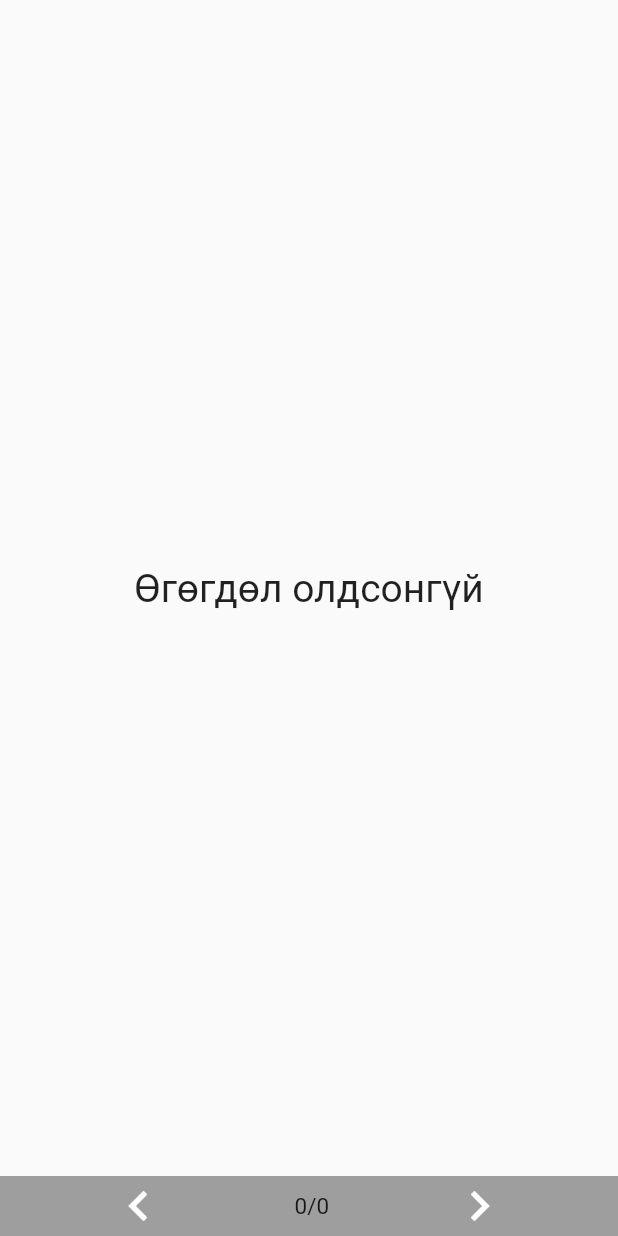
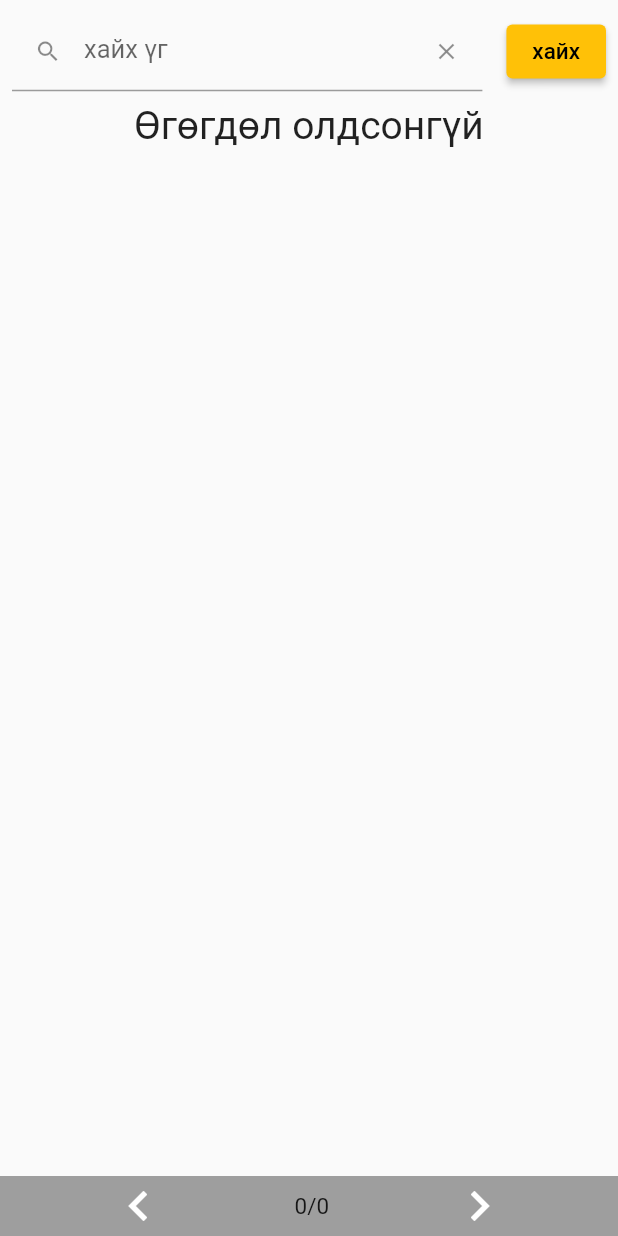
Before and after one commit to Sainkhishig/japanese_n5, a Flutter app: the VocabularyListPage screen opened directly, on a phone screen of 412 x 824 dp. Run offline on Flutter 3.47's test engine with Material 2 defaults, Android fonts, the phone set to English and light mode, and no system bars; our stand-ins replace csv, firebase_database, flutter_hooks, freezed_annotation, hive_flutter, hooks_riverpod and 3 more; missing offline and left inert: adaptive_navigation, excel, flash_card, kana_kit, text_to_speech, translit; accounts and stored records are empty.

Commit message:
search function fix

```diff
--- a/lib/common/search_bar.dart
+++ b/lib/common/search_bar.dart
@@ -15,7 +15,8 @@ class CustomSearchBar extends HookConsumerWidget {
   final String widgetKey;
 
   /// 検索機能
-  final VoidCallback? onSearch;
+  // final String Function() onSearch;
+  late Function(String searchKey)? onSearch;
 
   /// hint
   final String? hintText;
@@ -48,7 +49,8 @@ class CustomSearchBar extends HookConsumerWidget {
                     },
                   ),
                 ),
-                onFieldSubmitted: (_) async => onSearch?.call())),
+                onFieldSubmitted: (_) async =>
+                    onSearch?.call(keywordController.text))),
       ),
       Expanded(
           flex: 1,
@@ -56,7 +58,7 @@ class CustomSearchBar extends HookConsumerWidget {
             padding: const EdgeInsets.all(8.0),
             width: 105,
             child: ElevatedButton(
-              onPressed: () => onSearch?.call(),
+              onPressed: () => onSearch?.call(keywordController.text),
               child: const Text("хайх"),
             ),
           ))
--- a/lib/page/vocabulary/vocabulary_list_page.dart
+++ b/lib/page/vocabulary/vocabulary_list_page.dart
@@ -1,5 +1,6 @@
 import 'package:afen_vocabulary/common/app_function.dart';
 import 'package:afen_vocabulary/common/common_widget.dart';
+import 'package:afen_vocabulary/common/search_bar.dart';
 
 import 'package:afen_vocabulary/hive_db/provider/n5_box_provider.dart';
 import 'package:flutter/material.dart';
@@ -13,7 +14,7 @@ class VocabularyListPage extends HookConsumerWidget {
   VocabularyListPage({Key? key}) : super(key: key);
 
   final trans = Translit();
-
+  final keywordController = TextEditingController();
   @override
   Widget build(BuildContext context, WidgetRef ref) {
     PageController pageController = PageController(
@@ -40,23 +41,37 @@ class VocabularyListPage extends HookConsumerWidget {
     // }
     List<Widget> lsttableServings = [];
     lstVocabul = lstN5db.box.get("N5Words");
-    if (lstVocabul.isNotEmpty) {
-      lsttableServings.add(tabCardBody(lstVocabul, context, controller));
+    var filteredGrammar = lstVocabul;
+    if (controller.state.searchKey.trim().isNotEmpty) {
+      filteredGrammar = lstVocabul
+          .where((element) =>
+              element.word.contains(controller.state.searchKey) ||
+              element.translate.contains(controller.state.searchKey))
+          .toList();
+    }
+
+    if (filteredGrammar.isNotEmpty) {
+      lsttableServings.add(tabCardBody(filteredGrammar, context, controller));
     }
     return Scaffold(
       body: Scaffold(
-        body: lsttableServings.isEmpty
+          body: //Expanded(child: FlashCardListItem(flashcards: flashCard)),
+              Column(children: [
+        CustomSearchBar(onSearch: (searchKey) {
+          controller.setSearchKey(searchKey);
+        }),
+        lsttableServings.isEmpty
             ? showEmptyDataWidget()
-            : //Expanded(child: FlashCardListItem(flashcards: flashCard)),
-
-            PageView(
+            : Expanded(
+                child: PageView(
                   controller: pageController,
                   children: lsttableServings,
                   onPageChanged: (value) {
                     controller.setSelectedIndex(value);
                   },
                 ),
-      ),
+              )
+      ])),
       bottomNavigationBar: Container(
         height: 40,
         color: Colors.grey,
--- a/lib/page/vocabulary/vocabulary_list_page_controller.dart
+++ b/lib/page/vocabulary/vocabulary_list_page_controller.dart
@@ -25,6 +25,10 @@ class VocabularyListPageController extends StateNotifier<VocabularyModel> {
 
   setSelectedIndex(int index) async {
     state = state.copyWith(selectedCardIndex: index + 1);
+  }
+
+  setSearchKey(String key) async {
+    state = state.copyWith(searchKey: key);
   }
 
   Future<List> getTableAllocationByDate(selectedLocation) async {
```
Also changed, not shown: lib/main.dart (+4 -4 lines), lib/page/grammer/grammer_page.dart (+11 -10 lines). Lines whose indentation alone changed are shown as unchanged.
